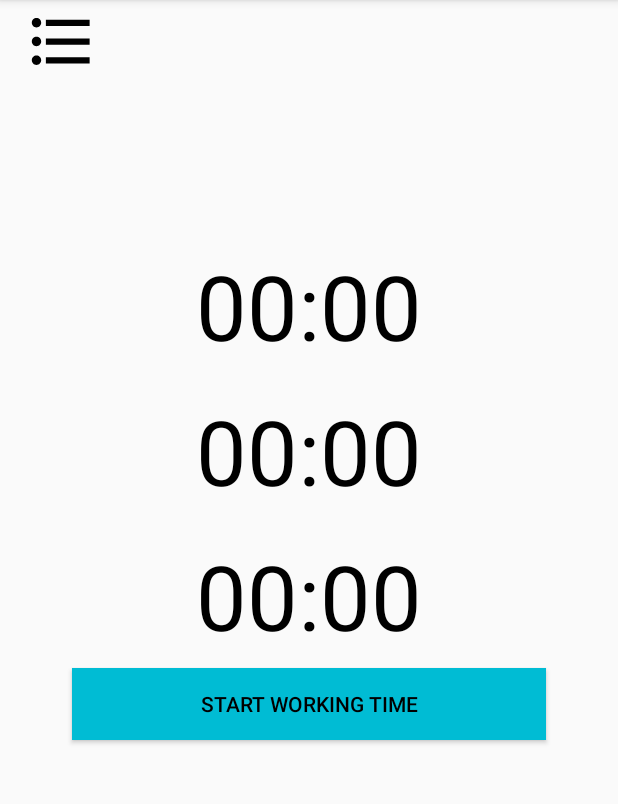
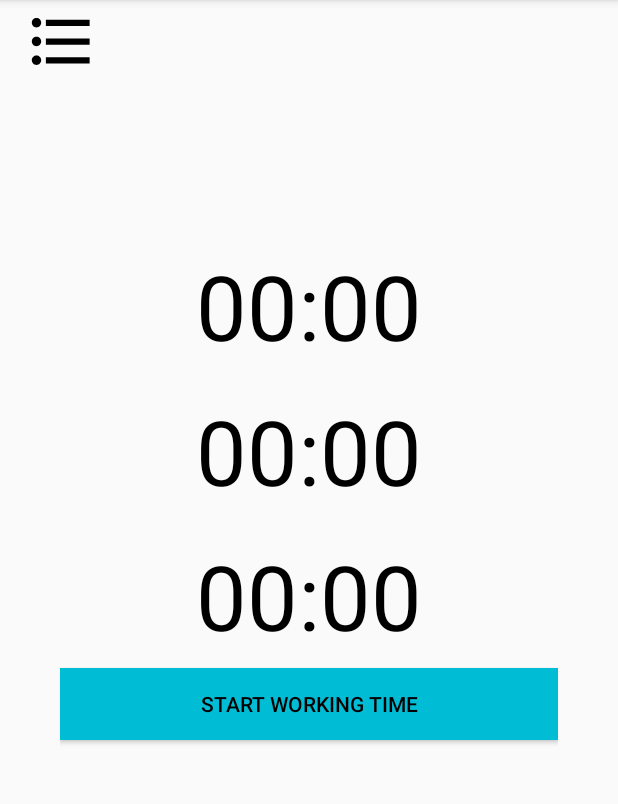
Before and after one commit to EricSumStu/August19, an Android app: the screen it shows after launch (MainActivity), on a phone screen of 412 x 824 dp, the part 84-888 px from its top. Run offline under Robolectric (Android 15) with nearby library versions, the phone set to English and light mode, and no system bars.

```diff
--- a/TrackMyHours/app/src/main/res/layout/activity_main.xml
+++ b/TrackMyHours/app/src/main/res/layout/activity_main.xml
@@ -64,7 +64,7 @@
 
         <Button
             android:id="@+id/startButton"
-            android:layout_width="match_parent"
+            android:layout_width="332dp"
             android:layout_height="wrap_content"
             android:layout_marginStart="8dp"
             android:layout_marginLeft="8dp"
@@ -78,7 +78,7 @@
 
         <Button
             android:id="@+id/resetButton"
-            android:layout_width="match_parent"
+            android:layout_width="332dp"
             android:layout_height="wrap_content"
             android:layout_marginStart="8dp"
             android:layout_marginLeft="8dp"
```
Also changed, not shown: TrackMyHours/app/src/main/java/com/example/trackmyhours/MainActivity.java (+13 -2 lines), TrackMyHours/app/src/main/java/com/example/trackmyhours/Report.java (+5 -4 lines).
